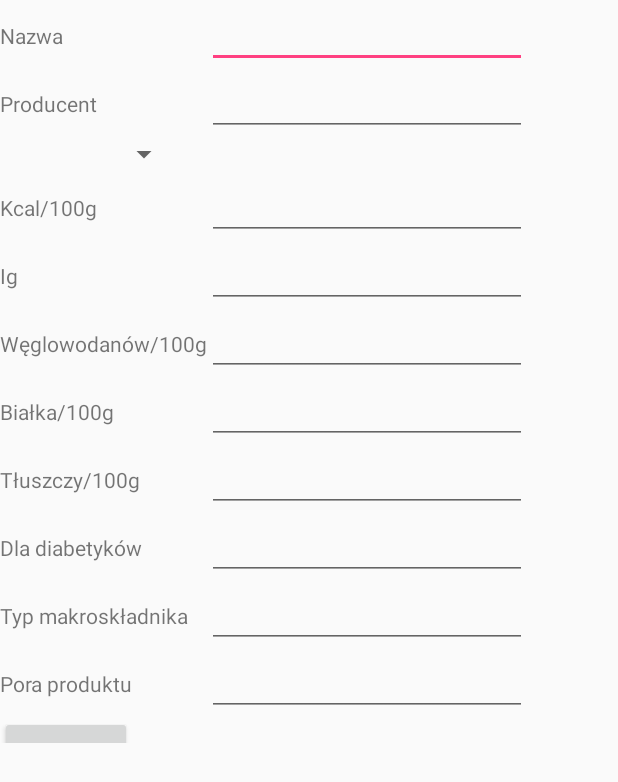
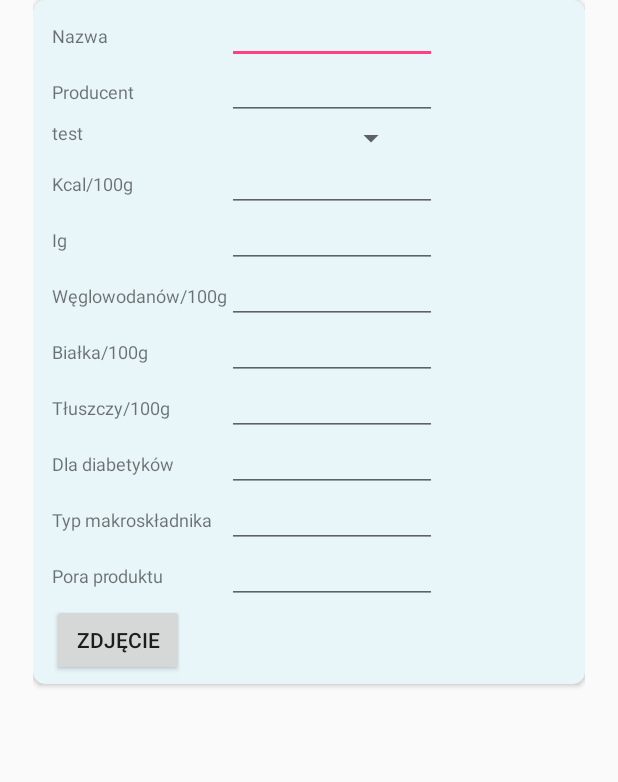
Before and after one commit to michalk933/DietVolTwo, an Android app: the layout content_new_product.xml on its own in the app's theme, with its tools: preview values and no code run, on a phone screen of 412 x 824 dp. Shown: the top 782 px of the screen. Run offline under Robolectric (Android 15) with nearby library versions, the phone set to English and light mode, and no system bars.

Commit message:
layout updata

```diff
--- a/app/src/main/res/layout/content_new_product.xml
+++ b/app/src/main/res/layout/content_new_product.xml
@@ -2,22 +2,34 @@
 <android.support.constraint.ConstraintLayout xmlns:android="http://schemas.android.com/apk/res/android"
     xmlns:app="http://schemas.android.com/apk/res-auto"
     xmlns:tools="http://schemas.android.com/tools"
-    android:layout_width="match_parent"
+    android:layout_width="wrap_content"
     android:layout_height="match_parent"
+    android:layout_gravity="center"
     app:layout_behavior="@string/appbar_scrolling_view_behavior"
     tools:context="com.example.michal.dietvoltwo.activity.NewProductActivity"
     tools:showIn="@layout/activity_new_product">
 
+    <android.support.v7.widget.CardView xmlns:android="http://schemas.android.com/apk/res/android"
+        xmlns:card_view="http://schemas.android.com/apk/res-auto"
+        android:layout_width="368dp"
+        android:layout_height="wrap_content"
+        android:useDefaultMargins="true"
+        card_view:cardBackgroundColor="#E8F5F9"
+        card_view:cardCornerRadius="8dp"
+        card_view:contentPadding="5dp"
+        tools:layout_editor_absoluteX="8dp"
+        tools:layout_editor_absoluteY="8dp">
 
-    <GridLayout xmlns:android="http://schemas.android.com/apk/res/android"
-        xmlns:app="http://schemas.android.com/apk/res-auto"
+
+        <GridLayout
             android:id="@+id/add_product"
-        android:layout_width="368dp"
-        android:layout_height="495dp"
+            android:layout_width="match_parent"
+            android:layout_height="wrap_content"
             android:layout_column="2"
-        android:layout_row="10"
-        tools:layout_editor_absoluteY="8dp"
-        tools:layout_editor_absoluteX="8dp">
+            android:layout_row="11"
+            android:paddingLeft="7dp"
+            tools:layout_editor_absoluteX="8dp"
+            tools:layout_editor_absoluteY="8dp">
 
             <TextView
                 android:id="@+id/name_product_text_view"
@@ -25,7 +37,8 @@
                 android:layout_height="wrap_content"
                 android:layout_column="0"
                 android:layout_row="0"
-            android:text="@string/add_new_product_name_product" />
+                android:text="@string/add_new_product_name_product"
+                android:textSize="12dp" />
 
             <EditText
                 android:id="@+id/name_product_edit_text"
@@ -34,7 +47,8 @@
                 android:layout_column="1"
                 android:layout_row="0"
                 android:ems="10"
-            android:inputType="textPersonName" />
+                android:inputType="textPersonName"
+                android:textSize="12dp" />
 
             <TextView
                 android:id="@+id/producent_text_view"
@@ -42,7 +56,8 @@
                 android:layout_height="wrap_content"
                 android:layout_column="0"
                 android:layout_row="1"
-            android:text="@string/add_new_product_producent" />
+                android:text="@string/add_new_product_producent"
+                android:textSize="12dp" />
 
             <EditText
                 android:id="@+id/producent_edit_text"
@@ -51,14 +66,25 @@
                 android:layout_column="1"
                 android:layout_row="1"
                 android:ems="10"
-            android:inputType="textPersonName" />
+                android:inputType="textPersonName"
+                android:textSize="12dp" />
+
+            <TextView
+                android:id="@+id/test"
+                android:layout_width="wrap_content"
+                android:layout_height="wrap_content"
+                android:layout_column="0"
+                android:layout_row="2"
+                android:text="test"
+                android:textSize="12dp" />
 
             <Spinner
                 android:id="@+id/spinner"
                 android:layout_width="120sp"
                 android:layout_height="wrap_content"
-            android:layout_column="0"
-            android:layout_row="2" />
+                android:layout_column="1"
+                android:layout_row="2"
+                android:textSize="12dp" />
 
 
             <TextView
@@ -67,7 +93,8 @@
                 android:layout_height="wrap_content"
                 android:layout_column="0"
                 android:layout_row="3"
-            android:text="@string/add_new_product_kcal" />
+                android:text="@string/add_new_product_kcal"
+                android:textSize="12dp" />
 
             <EditText
                 android:id="@+id/kcal_product_edit_text"
@@ -76,7 +103,8 @@
                 android:layout_column="1"
                 android:layout_row="3"
                 android:ems="10"
-            android:inputType="number" />
+                android:inputType="number"
+                android:textSize="12dp" />
 
             <TextView
                 android:id="@+id/ig_text_view"
@@ -84,7 +112,8 @@
                 android:layout_height="wrap_content"
                 android:layout_column="0"
                 android:layout_row="4"
-            android:text="@string/add_new_product_ig" />
+                android:text="@string/add_new_product_ig"
+                android:textSize="12dp" />
 
             <EditText
                 android:id="@+id/ig_edit_text"
@@ -93,7 +122,8 @@
                 android:layout_column="1"
                 android:layout_row="4"
                 android:ems="10"
-            android:inputType="number" />
+                android:inputType="number"
+                android:textSize="12dp" />
 
             <TextView
                 android:id="@+id/ww_product_text_view"
@@ -101,7 +131,8 @@
                 android:layout_height="wrap_content"
                 android:layout_column="0"
                 android:layout_row="5"
-            android:text="@string/add_new_product_ww" />
+                android:text="@string/add_new_product_ww"
+                android:textSize="12dp" />
 
             <EditText
                 android:id="@+id/w_product_edit_text"
@@ -110,7 +141,8 @@
                 android:layout_column="1"
                 android:layout_row="5"
                 android:ems="10"
-            android:inputType="number" />
+                android:inputType="number"
+                android:textSize="12dp" />
 
             <TextView
                 android:id="@+id/b_product_text_view"
@@ -118,7 +150,8 @@
                 android:layout_height="wrap_content"
                 android:layout_column="0"
                 android:layout_row="6"
-            android:text="@string/add_new_product_b" />
+                android:text="@string/add_new_product_b"
+                android:textSize="12dp" />
 
             <EditText
                 android:id="@+id/b_product_edit_text"
@@ -127,7 +160,8 @@
                 android:layout_column="1"
                 android:layout_row="6"
                 android:ems="10"
-            android:inputType="number" />
+                android:inputType="number"
+                android:textSize="12dp" />
 
             <TextView
                 android:id="@+id/t_product_text_view"
@@ -135,7 +169,8 @@
                 android:layout_height="wrap_content"
                 android:layout_column="0"
                 android:layout_row="7"
-            android:text="@string/add_new_product_t" />
+                android:text="@string/add_new_product_t"
+                android:textSize="12dp" />
 
             <EditText
                 android:id="@+id/t_product_edit_text"
@@ -144,7 +179,8 @@
                 android:layout_column="1"
                 android:layout_row="7"
                 android:ems="10"
-            android:inputType="number" />
+                android:inputType="number"
+                android:textSize="12dp" />
 
             <TextView
                 android:id="@+id/for_diabets_product_text_view"
@@ -152,7 +188,8 @@
                 android:layout_height="wrap_content"
                 android:layout_column="0"
                 android:layout_row="8"
-            android:text="@string/add_new_product_for_diabets" />
+                android:text="@string/add_new_product_for_diabets"
+                android:textSize="12dp" />
 
             <EditText
                 android:id="@+id/for_diabets_product_edit_text"
@@ -161,7 +198,8 @@
                 android:layout_column="1"
                 android:layout_row="8"
                 android:ems="10"
-            android:inputType="textPersonName" />
+                android:inputType="textPersonName"
+                android:textSize="12dp" />
 
             <TextView
                 android:id="@+id/type_macro_text_view"
@@ -169,7 +207,8 @@
                 android:layout_height="wrap_content"
                 android:layout_column="0"
                 android:layout_row="9"
-            android:text="@string/add_new_type_macro" />
+                android:text="@string/add_new_type_macro"
+                android:textSize="12dp" />
 
             <EditText
                 android:id="@+id/type_macro_edit_text"
@@ -178,7 +217,8 @@
                 android:layout_column="1"
                 android:layout_row="9"
                 android:ems="10"
-            android:inputType="textPersonName" />
+                android:inputType="textPersonName"
+                android:textSize="12dp" />
 
             <TextView
                 android:id="@+id/time_day_text_view"
@@ -186,7 +226,8 @@
                 android:layout_height="wrap_content"
                 android:layout_column="0"
                 android:layout_row="10"
-            android:text="@string/add_new_time_day" />
+                android:text="@string/add_new_time_day"
+                android:textSize="12dp" />
 
             <EditText
                 android:id="@+id/time_day_edit_text"
@@ -195,7 +236,8 @@
                 android:layout_column="1"
                 android:layout_row="10"
                 android:ems="10"
-            android:inputType="textPersonName" />
+                android:inputType="textPersonName"
+                android:textSize="12dp" />
 
 
             <Button
@@ -209,6 +251,6 @@
 
 
         </GridLayout>
-
+    </android.support.v7.widget.CardView>
 
 </android.support.constraint.ConstraintLayout>
```
Also changed, not shown: app/src/main/res/layout/gol_fragment.xml (+15 -5 lines), app/src/main/res/layout/parameters_fragment.xml (+22 -10 lines), app/src/main/res/layout/person_fragment.xml (+24 -10 lines). Lines whose indentation alone changed are shown as unchanged.
